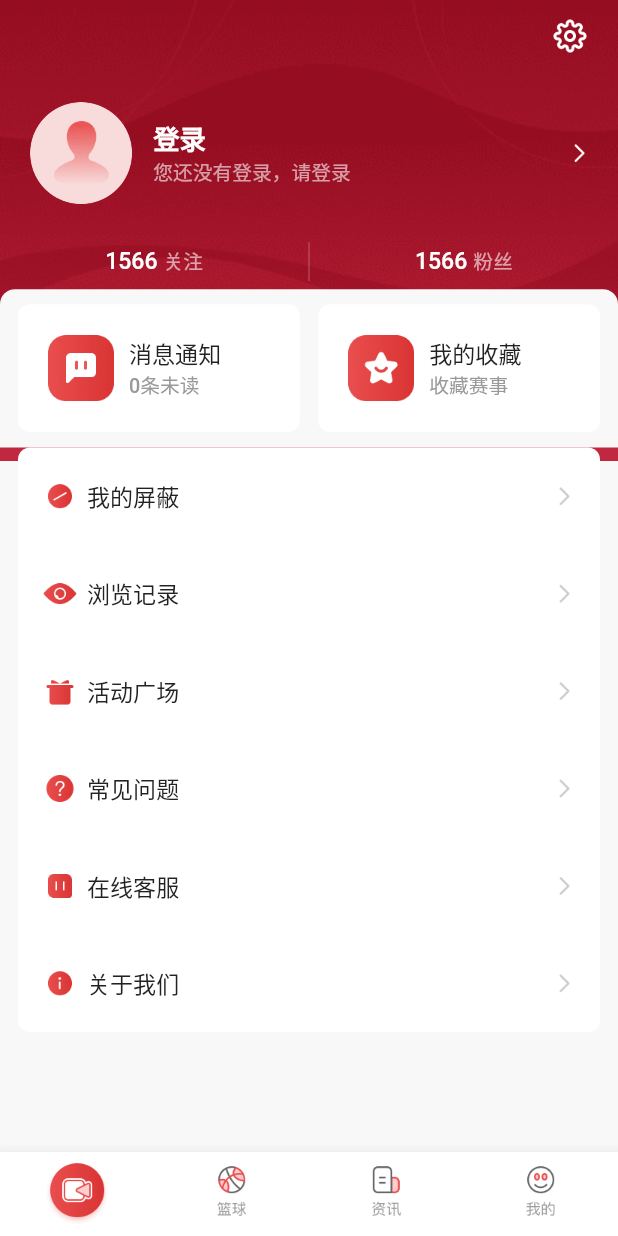
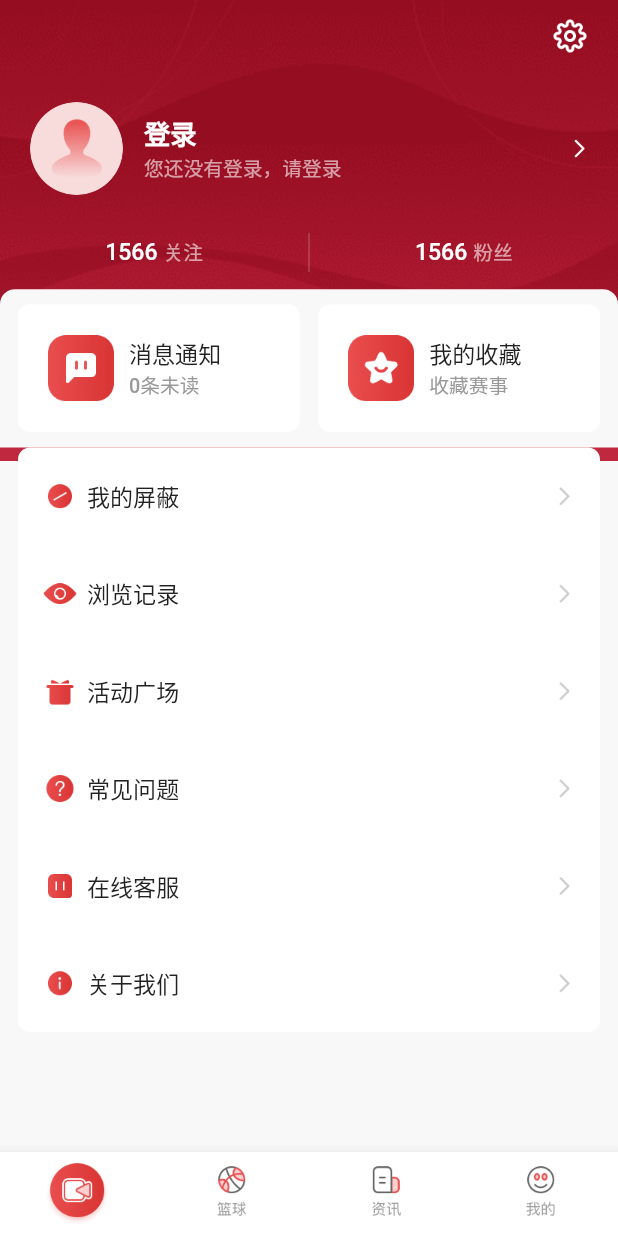
Before and after one commit to amber7117/donggan, a Flutter app: the screen it shows after launch, swiped to page 4, on a phone screen of 412 x 824 dp. Run offline on Flutter 3.47's test engine with Material 2 defaults, Android fonts, the light colour scheme and no system bars; our stand-ins replace cached_network_image, device_info_plus, dio, easy_refresh, event_bus, fluro and 5 more; missing offline and left inert: encrypt, fijkplayer, rongcloud_im_wrapper_plugin; accounts and stored records are empty; statements that could not run were skipped.

Commit message:
fix - 代码提交

```diff
--- /dev/null
+++ b/lib/common/widget/clip_img_widget.dart
@@ -0,0 +1,32 @@
+import 'package:flutter/widgets.dart';
+import 'package:wzty/utils/jh_image_utils.dart';
+
+class ClipImgWidget extends StatefulWidget {
+  final String imgUrl;
+  final double width;
+
+  final BoxFit boxFit;
+  final String? placeholder;
+
+  const ClipImgWidget(
+      {super.key,
+      required this.imgUrl,
+      required this.width,
+      this.boxFit = BoxFit.cover,
+      this.placeholder});
+
+  @override
+  State createState() => _ClipImgWidgetState();
+}
+
+class _ClipImgWidgetState extends State<ClipImgWidget> {
+  @override
+  Widget build(BuildContext context) {
+    return ClipOval(
+        child: SizedBox(
+            width: widget.width,
+            height: widget.width,
+            child: buildNetImage(widget.imgUrl,
+                width: widget.width, placeholder: widget.placeholder)));
+  }
+}
--- a/lib/modules/me/me_page.dart
+++ b/lib/modules/me/me_page.dart
@@ -2,6 +2,7 @@ import 'package:flutter/material.dart';
 import 'package:flutter_screenutil/flutter_screenutil.dart';
 import 'package:provider/provider.dart';
 import 'package:wzty/app/routes.dart';
+import 'package:wzty/common/widget/clip_img_widget.dart';
 import 'package:wzty/main/lib/base_widget_state.dart';
 import 'package:wzty/main/user/user_entity.dart';
 import 'package:wzty/main/user/user_provider.dart';
@@ -35,8 +36,6 @@ class _MePageState extends BaseWidgetState {
   @override
   void initState() {
     super.initState();
-
-
   }
 
   _requestData() {
@@ -67,38 +66,28 @@ class _MePageState extends BaseWidgetState {
 
     if (event == MeEvent.info) {
       Routes.push(context, Routes.meInfo);
-
     } else if (event == MeEvent.follow) {
       Routes.push(context, Routes.meFollow);
-
     } else if (event == MeEvent.fans) {
       Routes.push(context, Routes.meFans);
-
     } else if (event == MeEvent.msg) {
       Routes.push(context, Routes.meMsg);
-
     } else if (event == MeEvent.collect) {
       Routes.push(context, Routes.meCollect);
-
     }
   }
 
   _handleListEvent(MeListItemType type) {
     if (type == MeListItemType.pingbi) {
       Routes.push(context, Routes.mePingbi);
-
     } else if (type == MeListItemType.jilu) {
       Routes.push(context, Routes.meJilu);
-
     } else if (type == MeListItemType.huodong) {
       Routes.push(context, Routes.meHuodong);
-
     } else if (type == MeListItemType.wenti) {
       Routes.push(context, Routes.meWenti);
-
     } else if (type == MeListItemType.kefu) {
       Routes.push(context, Routes.meKefu);
-
     } else {
       Routes.push(context, Routes.meAbout);
     }
@@ -146,7 +135,8 @@ class _MePageState extends BaseWidgetState {
                           },
                         ),
                         InkWell(
-                          child: _buildCardWidget("me/iconStar", "我的收藏", "收藏赛事"),
+                          child:
+                              _buildCardWidget("me/iconStar", "我的收藏", "收藏赛事"),
                           onTap: () {
                             _handleEvent(MeEvent.collect);
                           },
@@ -184,14 +174,14 @@ class _MePageState extends BaseWidgetState {
               _handleEvent(MeEvent.set);
             }),
         Padding(
-          padding: const EdgeInsets.only(top: 20, left: 20, right: 18, bottom: 16),
-          child: InkWell(
-            child: _buildInfoWidget(),
-            onTap: () {
-               _handleEvent(MeEvent.info);
-            },
-          )
-        ),
+            padding:
+                const EdgeInsets.only(top: 20, left: 20, right: 18, bottom: 16),
+            child: InkWell(
+              child: _buildInfoWidget(),
+              onTap: () {
+                _handleEvent(MeEvent.info);
+              },
+            )),
         Row(
           mainAxisAlignment: MainAxisAlignment.spaceEvenly,
           children: [
@@ -224,17 +214,10 @@ class _MePageState extends BaseWidgetState {
       return Row(
         mainAxisAlignment: MainAxisAlignment.spaceBetween,
         children: [
-          ClipOval(
-              child: SizedBox(
-                  width: 62.w,
-                  height: 62.w,
-                  child: user != null
-                      ? buildNetImage(user.headImg,
-                          width: 62.w,
-                          height: 62.w,
-                          fit: BoxFit.cover,
-                          placeholder: "common/iconTouxiang")
-                      : const JhAssetImage("common/iconTouxiang"))),
+          ClipImgWidget(
+              imgUrl: user?.headImg ?? "",
+              width: 62,
+              placeholder: "common/iconTouxiang"),
           Expanded(
             child: Padding(
                 padding: const EdgeInsets.only(left: 14),
@@ -242,16 +225,14 @@ class _MePageState extends BaseWidgetState {
                   crossAxisAlignment: CrossAxisAlignment.start,
                   children: [
                     Text(
-                      user != null  ? user.nickName : "登录",
+                      user != null ? user.nickName : "登录",
                       style: TextStyle(
                           color: Colors.white,
                           fontSize: 16.sp,
                           fontWeight: TextStyleUtils.bold),
                     ),
                     Text(
-                      user != null
-                          ? (user.personalDesc ?? "")
-                          : "您还没有登录，请登录",
+                      user != null ? (user.personalDesc ?? "") : "您还没有登录，请登录",
                       style: TextStyle(
                           color: Colors.white.withOpacity(0.6),
                           fontSize: 12.sp,
@@ -360,7 +341,6 @@ class _MePageState extends BaseWidgetState {
       ),
     );
   }
-
 }
 
 enum MeListItemType {
@@ -380,6 +360,4 @@ enum MeListItemType {
   final String title;
 }
 
-enum MeEvent {
-  set, info, follow, fans, msg, collect
-}
+enum MeEvent { set, info, follow, fans, msg, collect }
```
Also changed, not shown: lib/common/widget/circl_img_net_widget.dart (added, +29 -0 lines), lib/modules/match/widget/anchor/match_anchor_cell_widget.dart (+14 -8 lines), lib/modules/me/page/info/me_info_avatar_page.dart (+2 -5 lines).
